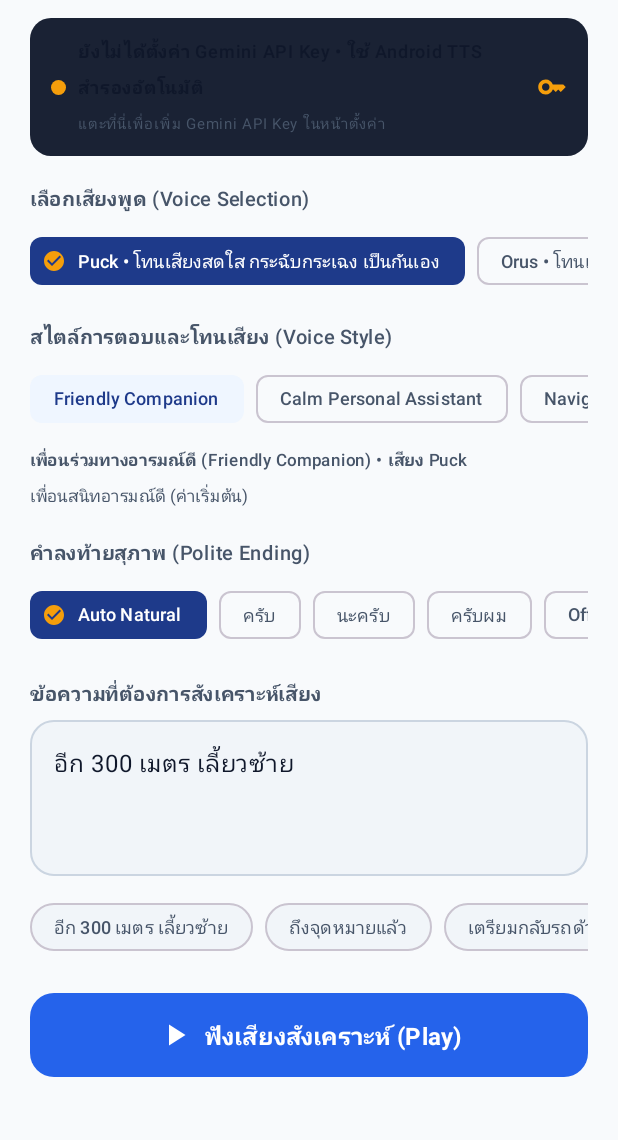
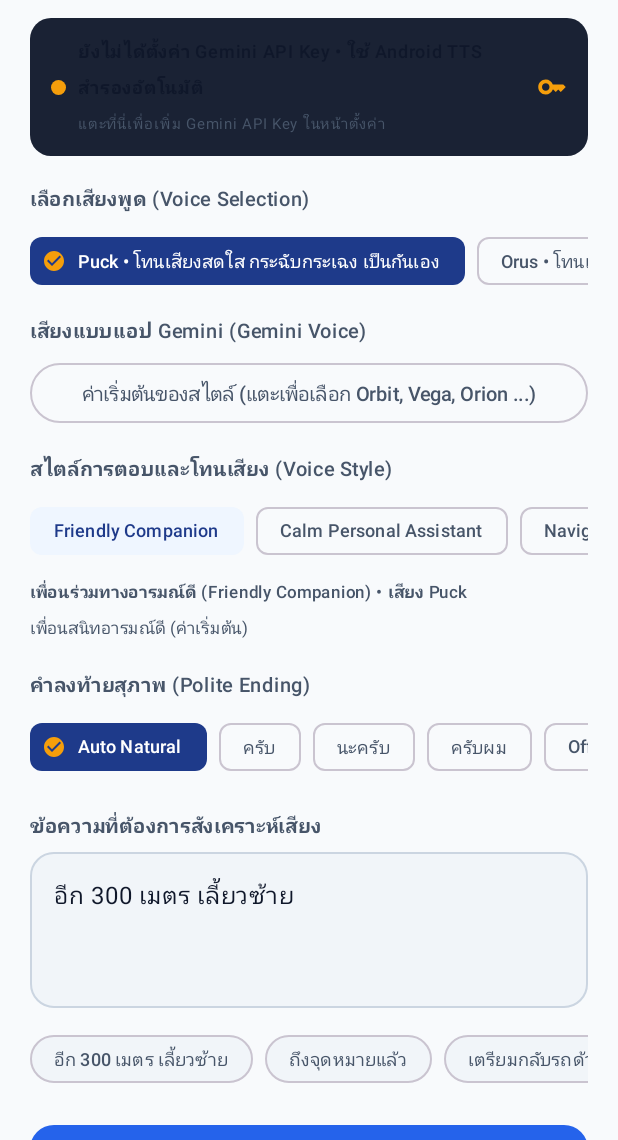
Before and after one commit to Testqqq1/SiamVoice, an Android app built with Jetpack Compose: the screen it shows after launch (MainActivity), on a phone screen of 412 x 824 dp, the part 96-1236 px from its top. Run offline under Robolectric (Android 15) with nearby library versions, the phone set to English and light mode, and no system bars; pictures from the network do not load.

Commit message:
Add Gemini-app-style voice picker (Orbit, Pegasus, ...) with preview, mapped to API voices

```diff
--- a/app/src/main/java/com/example/data/SiamVoicePreferences.kt
+++ b/app/src/main/java/com/example/data/SiamVoicePreferences.kt
@@ -2,6 +2,7 @@ package com.example.data
 
 import android.content.Context
 import android.content.SharedPreferences
+import com.example.model.GeminiLiveVoice
 import com.example.model.GeminiModelPreference
 import com.example.model.GeminiVoiceOption
 import com.example.model.PoliteEndingStyle
@@ -22,6 +23,8 @@ data class AppSettings(
     /** True once the user confirmed in the one-time dialog that they are 18 or older. Off by default. */
     val adultContentConfirmed: Boolean = false,
     /** Navigation mode: forces the clear Navigation style, low-latency path and navigation audio focus. */
+    /** Gemini-app-style voice (Orbit, Vega...) overriding the style's default voice; null = style default. */
+    val liveVoice: GeminiLiveVoice? = null,
     val navigationMode: Boolean = false,
     /** If Gemini audio is not ready within this budget, the Android system TTS speaks immediately. */
     val navigationLatencyBudgetMs: Long = 500L,
@@ -88,6 +91,7 @@ class SiamVoicePreferences(context: Context) {
             geminiVoice = resolvedVoice,
             politeEndingStyle = politeStyle,
             adultContentConfirmed = adultConfirmed,
+            liveVoice = GeminiLiveVoice.fromId(prefs.getString("gemini_live_voice", "")),
             navigationMode = prefs.getBoolean("navigation_mode", false),
             navigationLatencyBudgetMs = prefs.getLong("navigation_latency_budget_ms", 500L).coerceIn(100L, 3000L),
             navigationPoliteEnding = prefs.getBoolean("navigation_polite_ending", false),
@@ -129,6 +133,12 @@ class SiamVoicePreferences(context: Context) {
             .commit()
         _settingsFlow.value = loadSettings()
         return true
+    }
+
+    /** Persists the Gemini-app-style voice choice; null restores the default voice of the selected style. */
+    fun updateLiveVoice(voice: GeminiLiveVoice?) {
+        prefs.edit().putString("gemini_live_voice", voice?.name.orEmpty()).commit()
+        _settingsFlow.value = loadSettings()
     }
 
     fun updateNavigationMode(enabled: Boolean) {
--- /dev/null
+++ b/app/src/main/java/com/example/model/GeminiLiveVoice.kt
@@ -0,0 +1,71 @@
+package com.example.model
+
+/**
+ * Voice names from the Gemini app's voice picker ("Gemini's voice" / Gemini Live) and the Gemini API
+ * prebuilt voice each of them is played with in SiamVoice.
+ *
+ * SOURCES
+ * - Names, tone and pitch descriptions (e.g. "Orbit: Energetic • Deeper voice") are the labels Google
+ *   shows in the Gemini app, as reported by Android Authority (Aug 2024), 9to5Google (Sep 2024 and
+ *   27 May 2026) and Android Central. The May 2026 redesign removed the descriptions from the app and
+ *   replaced Nova and Lyra with "Flare" and "Glow" (no published description, so not included).
+ * - Gemini API prebuilt voices (30 names), their one-word descriptions and gender come from the Gemini
+ *   Live API / Cloud Gemini-TTS documentation (Firebase AI Logic "Configuration options for the Live API",
+ *   Google Cloud "Gemini-TTS" voice options).
+ *
+ * MAPPING = APPROXIMATION
+ * Google does NOT publish a mapping between the Gemini app voice names and the API voices. The names
+ * (Orbit, Vega, ...) are not valid `voiceName` values in the Gemini API / Live API, and Google has said it
+ * deliberately makes no statements about gender for the app voices. Therefore every [apiVoice] below is
+ * the closest API voice chosen from the DOCUMENTED characteristics only: the app's pitch label
+ * (deeper / mid-range / higher) and tone label (energetic / engaged / bright / calm), matched against the
+ * API's description word and gender. [styleHint] adds a short English delivery hint (sent through the
+ * Gemini TTS style field) to nudge the tone. The British accent of Capella cannot be reproduced for Thai.
+ * Every entry has [isApproximation] = true.
+ */
+enum class GeminiLiveVoice(
+    val displayName: String,
+    /** Label shown in the Gemini app (English), e.g. "Energetic • Deeper voice". */
+    val appLabel: String,
+    /** Thai version of the label for this app's UI. */
+    val thaiLabel: String,
+    /** Gemini API prebuilt voice used to synthesize (documented API name). */
+    val apiVoice: String,
+    /** Documented API description + gender of [apiVoice], for display. */
+    val apiTraits: String,
+    /** Short English style hint appended to the preset's style (empty = none). */
+    val styleHint: String,
+    val isApproximation: Boolean = true
+) {
+    ORBIT("Orbit", "Energetic • Deeper voice", "มีพลัง • เสียงทุ้ม", "Fenrir", "Excitable, ชาย", "energetic, deeper-pitched delivery"),
+    PEGASUS("Pegasus", "Engaged • Deeper voice", "ตั้งใจฟัง เป็นกันเอง • เสียงทุ้ม", "Charon", "Informative, ชาย", "engaged, attentive, deeper-pitched delivery"),
+    URSA("Ursa", "Engaged • Mid-range voice", "ตั้งใจฟัง เป็นกันเอง • เสียงกลาง", "Achird", "Friendly, ชาย", "engaged, friendly, mid-range pitch"),
+    NOVA("Nova", "Calm • Mid-range voice", "สงบ นุ่มนวล • เสียงกลาง", "Vindemiatrix", "Gentle, หญิง", "calm, composed, mid-range pitch"),
+    VEGA("Vega", "Bright • Higher voice", "สดใส • เสียงสูง", "Zephyr", "Bright, หญิง", "bright, higher-pitched delivery"),
+    CAPELLA("Capella", "British Accent • Higher voice", "สำเนียงอังกฤษ • เสียงสูง", "Aoede", "Breezy, หญิง", "polished, crisp, higher-pitched delivery"),
+    ECLIPSE("Eclipse", "Energetic • Mid-range voice", "มีพลัง • เสียงกลาง", "Laomedeia", "Upbeat, หญิง", "energetic, upbeat, mid-range pitch"),
+    DIPPER("Dipper", "Engaged • Deeper voice", "ตั้งใจฟัง เป็นกันเอง • เสียงทุ้ม", "Rasalgethi", "Informative, ชาย", "engaged, warm, deeper-pitched delivery"),
+    ORION("Orion", "Bright • Deeper voice", "สดใส • เสียงทุ้ม", "Puck", "Upbeat, ชาย", "bright, upbeat, deeper-pitched delivery"),
+    LYRA("Lyra", "Bright • Higher voice", "สดใส • เสียงสูง", "Autonoe", "Bright, หญิง", "bright, light, higher-pitched delivery");
+
+    /** One-line Thai description for pickers. */
+    val thaiDescription: String
+        get() = "$thaiLabel  (≈ API: $apiVoice – $apiTraits)"
+
+    companion object {
+        /** Persisted value for "use the voice of the selected style" is the empty string / null. */
+        fun fromId(id: String?): GeminiLiveVoice? {
+            val v = id?.trim().orEmpty()
+            if (v.isEmpty()) return null
+            return entries.firstOrNull { it.name.equals(v, ignoreCase = true) || it.displayName.equals(v, ignoreCase = true) }
+        }
+
+        /** The 30 prebuilt voices of the Gemini API / Live API (documented). */
+        val ALL_API_VOICES: Set<String> = setOf(
+            "Zephyr", "Puck", "Charon", "Kore", "Fenrir", "Leda", "Orus", "Aoede", "Callirrhoe", "Autonoe",
+            "Enceladus", "Iapetus", "Umbriel", "Algieba", "Despina", "Erinome", "Algenib", "Rasalgethi",
+            "Laomedeia", "Achernar", "Alnilam", "Schedar", "Gacrux", "Pulcherrima", "Achird",
+            "Zubenelgenubi", "Vindemiatrix", "Sadachbia", "Sadaltager", "Sulafat"
+        )
+    }
+}
--- a/app/src/main/java/com/example/network/GeminiTtsClient.kt
+++ b/app/src/main/java/com/example/network/GeminiTtsClient.kt
@@ -10,6 +10,7 @@ import com.example.engine.AuthFailedException
 import com.example.engine.CloudModelUnavailableException
 import com.example.engine.InvalidAudioException
 import com.example.engine.QuotaExhaustedException
+import com.example.model.GeminiLiveVoice
 import com.example.model.VerifiedModelsStatus
 import com.example.model.VoiceStylePreset
 import kotlinx.coroutines.CancellationException
@@ -195,21 +196,8 @@ class GeminiTtsClient(
             MODEL_GEMINI_2_5_PRO_TTS
         )
 
-        val SUPPORTED_VOICES: Set<String> = setOf(
-            "Puck",
-            "Orus",
-            "Kore",
-            "Charon",
-            "Fenrir",
-            "Aoede",
-            "Zephyr",
-            "Leda",
-            // Voices suggested by the voice style presets (VoiceStylePreset)
-            "Algieba",
-            "Sulafat",
-            "Algenib",
-            "Enceladus"
-        )
+        /** All 30 documented Gemini API prebuilt voices (needed by the Gemini-app-style voice picker). */
+        val SUPPORTED_VOICES: Set<String> = GeminiLiveVoice.ALL_API_VOICES
 
         fun defaultHttpClient(): OkHttpClient {
             return OkHttpClient.Builder()
@@ -285,7 +273,7 @@ class GeminiTtsClient(
             stylePrompt: String
         ): String {
             val cleanText = text.trim()
-            val cleanStyle = stylePrompt.trim().ifEmpty {
+            val cleanStyle = stylePrompt.replace(VoiceStylePreset.VOICE_HINT_MARK, ". Voice: ").trim().ifEmpty {
                 VoiceStylePreset.FRIENDLY_COMPANION.stylePrompt
             }
             return """
--- a/app/src/main/java/com/example/ui/HomeScreen.kt
+++ b/app/src/main/java/com/example/ui/HomeScreen.kt
@@ -45,6 +45,7 @@ import androidx.compose.material3.FilterChipDefaults
 import androidx.compose.material3.Icon
 import androidx.compose.material3.IconButton
 import androidx.compose.material3.MaterialTheme
+import androidx.compose.material3.OutlinedButton
 import androidx.compose.material3.OutlinedTextField
 import androidx.compose.material3.OutlinedTextFieldDefaults
 import androidx.compose.material3.Scaffold
@@ -56,6 +57,9 @@ import androidx.compose.material3.TopAppBarDefaults
 import androidx.compose.runtime.Composable
 import androidx.compose.runtime.collectAsState
 import androidx.compose.runtime.getValue
+import androidx.compose.runtime.mutableStateOf
+import androidx.compose.runtime.remember
+import androidx.compose.runtime.setValue
 import androidx.compose.ui.Alignment
 import androidx.compose.ui.Modifier
 import androidx.compose.ui.draw.clip
@@ -220,6 +224,45 @@ fun HomeScreen(
                 }
             }
 
+            Spacer(modifier = Modifier.height(10.dp))
+
+            // 1b. Gemini-app-style voices (Orbit, Pegasus, Vega ...) with preview
+            var showLiveVoiceSheet by remember { mutableStateOf(false) }
+            Text(
+                text = "เสียงแบบแอป Gemini (Gemini Voice)",
+                fontSize = 13.sp,
+                fontWeight = FontWeight.SemiBold,
+                color = MaterialTheme.colorScheme.onSurfaceVariant
+            )
+            Spacer(modifier = Modifier.height(6.dp))
+            val liveVoice = state.settings.liveVoice
+            OutlinedButton(
+                onClick = { showLiveVoiceSheet = true },
+                modifier = Modifier.fillMaxWidth().testTag("open_live_voice_picker")
+            ) {
+                Text(
+                    text = if (liveVoice != null) {
+                        "${liveVoice.displayName} • ${liveVoice.thaiLabel}"
+                    } else "ค่าเริ่มต้นของสไตล์ (แตะเพื่อเลือก Orbit, Vega, Orion ...)",
+                    fontSize = 13.sp
+                )
+            }
+            if (showLiveVoiceSheet) {
+                LiveVoicePickerSheet(
+                    selected = liveVoice,
+                    previewing = state.previewingVoice,
+                    previewBusy = state.isSynthesizing,
+                    previewMessage = state.previewMessage,
+                    onSelect = { viewModel.selectLiveVoice(it) },
+                    onPreview = { viewModel.previewLiveVoice(it) },
+                    onStopPreview = { viewModel.stop() },
+                    onDismiss = {
+                        viewModel.stop()
+                        showLiveVoiceSheet = false
+                    }
+                )
+            }
+
             Spacer(modifier = Modifier.height(14.dp))
 
             // 2. Voice Style / Personality (all-ages presets + 18+ presets behind a one-time age confirmation)
@@ -260,7 +303,9 @@ fun HomeScreen(
 
             Spacer(modifier = Modifier.height(4.dp))
             Text(
-                text = "${state.settings.voicePreset.thaiTitle} • เสียง ${state.settings.voicePreset.voiceName}",
+                text = "${state.settings.voicePreset.thaiTitle} • เสียง " +
+                    (state.settings.liveVoice?.let { "${it.displayName} (≈ ${it.apiVoice})" }
+                        ?: state.settings.voicePreset.voiceName),
                 fontSize = 11.sp,
                 fontWeight = FontWeight.SemiBold,
                 color = MaterialTheme.colorScheme.onSurfaceVariant
```
Also changed, not shown: app/src/main/java/com/example/engine/SiamVoiceTtsSynthesizer.kt (+22 -3 lines), app/src/main/java/com/example/model/Models.kt (+20 -1 lines), app/src/main/java/com/example/ui/LiveVoicePicker.kt (added, +164 -0 lines), app/src/main/java/com/example/ui/SiamVoiceViewModel.kt (+59 -0 lines), 1 other file.
